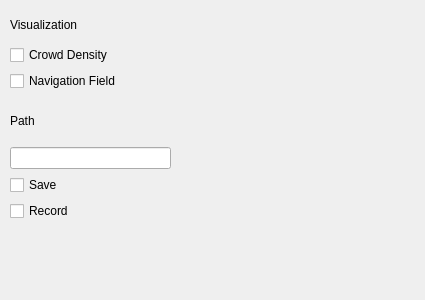
First picture: the form in src/Qt/designer/controls.ui, repository crowddynamics/crowddynamics, before the edit.
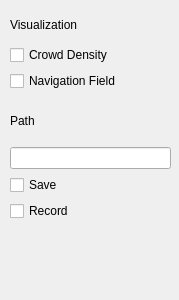
Second picture: the form after the edit.

```diff
--- a/src/Qt/designer/controls.ui
+++ b/src/Qt/designer/controls.ui
@@ -6,7 +6,7 @@
    <rect>
     <x>0</x>
     <y>0</y>
-    <width>425</width>
+    <width>179</width>
     <height>300</height>
    </rect>
   </property>
```
